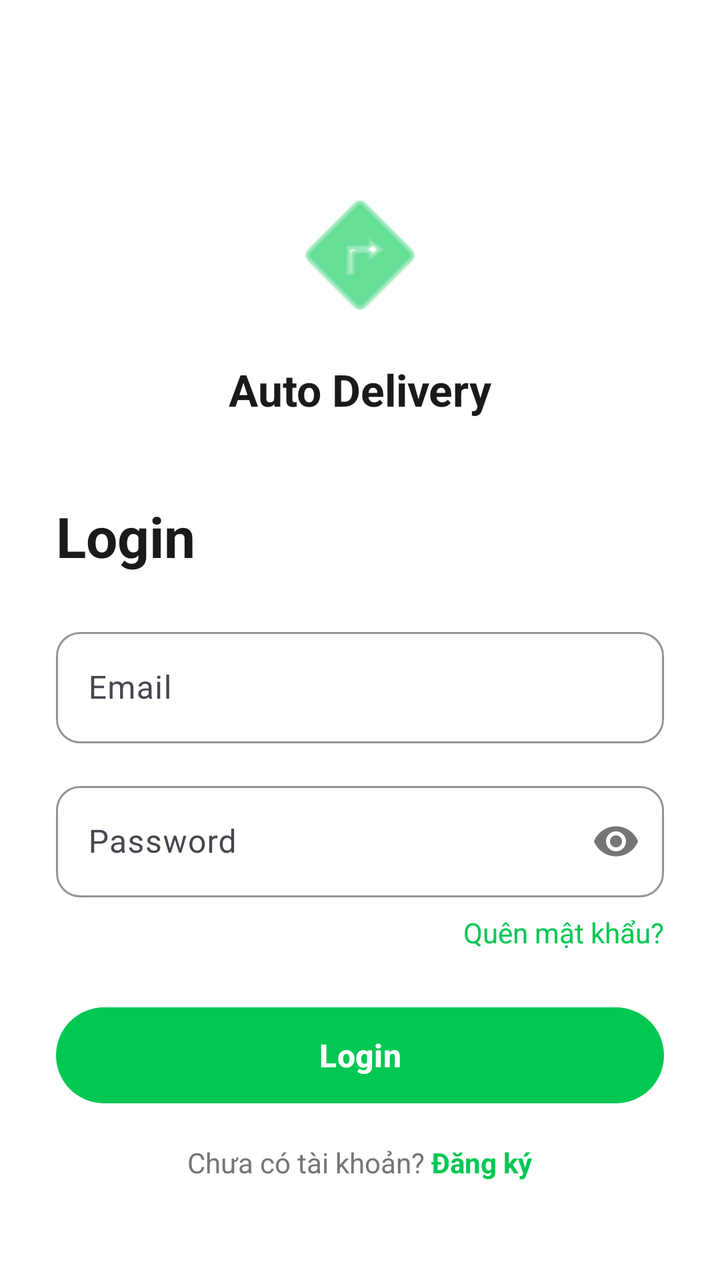
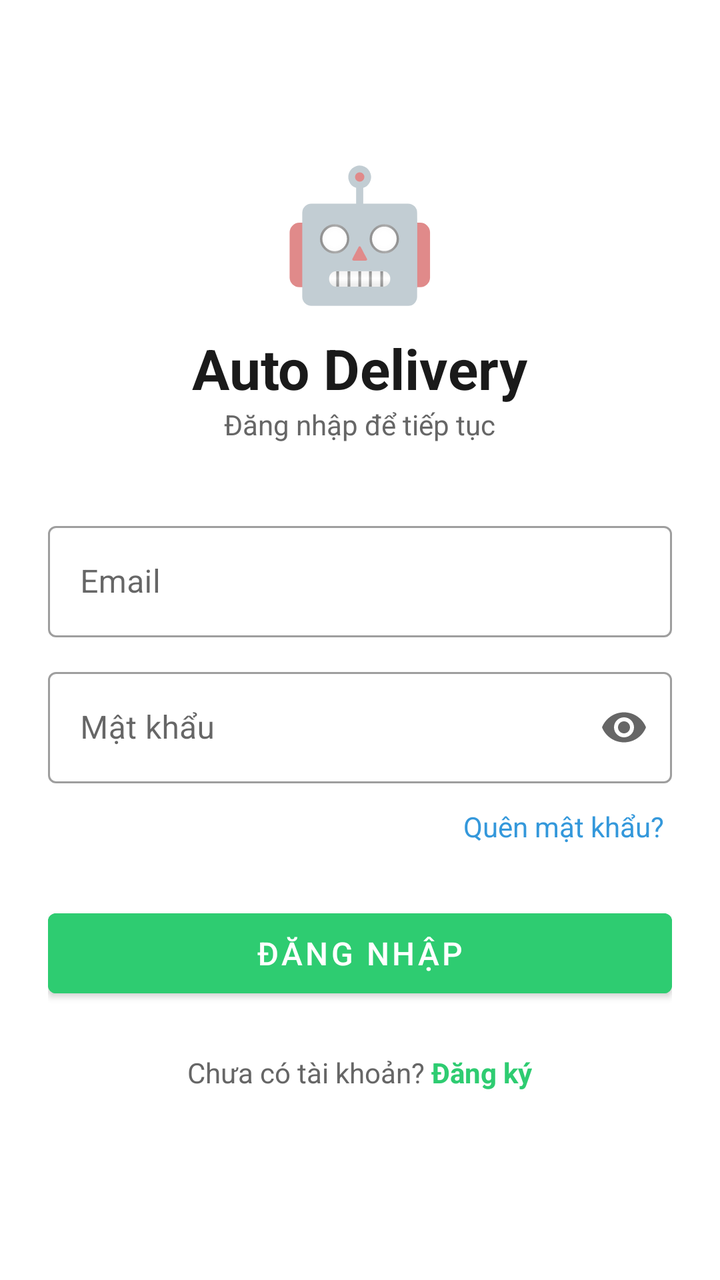

Before-and-after screenshots of an Android layout around one commit, followed by the original layout XML and the change that was made.
<!-- AndroidManifest.xml: application theme Theme.AutoDeliveryApp -->
<!-- res/layout/activity_login.xml -->
<?xml version="1.0" encoding="utf-8"?>
<ScrollView xmlns:android="http://schemas.android.com/apk/res/android"
    android:layout_width="match_parent"
    android:layout_height="match_parent"
    android:background="@color/white">

    <LinearLayout
        android:layout_width="match_parent"
        android:layout_height="wrap_content"
        android:orientation="vertical"
        android:padding="28dp"
        android:gravity="center_horizontal">

        
        <ImageView
            android:layout_width="80dp"
            android:layout_height="80dp"
            android:layout_marginTop="60dp"
            android:layout_marginBottom="12dp"
            android:src="@android:drawable/ic_menu_directions"
            android:tint="@color/green_primary" />

        <TextView
            android:layout_width="wrap_content"
            android:layout_height="wrap_content"
            android:text="Auto Delivery"
            android:textSize="22sp"
            android:textStyle="bold"
            android:textColor="@color/text_primary"
            android:layout_marginBottom="40dp" />

        
        <TextView
            android:layout_width="match_parent"
            android:layout_height="wrap_content"
            android:text="Login"
            android:textSize="28sp"
            android:textStyle="bold"
            android:textColor="@color/text_primary"
            android:layout_marginBottom="24dp" />

        
        <com.google.android.material.textfield.TextInputLayout
            android:id="@+id/tilEmail"
            style="@style/InputField"
            android:layout_width="match_parent"
            android:layout_height="wrap_content"
            android:hint="Email"
            android:layout_marginBottom="16dp">
            <com.google.android.material.textfield.TextInputEditText
                android:id="@+id/etEmail"
                android:layout_width="match_parent"
                android:layout_height="wrap_content"
                android:inputType="textEmailAddress" />
        </com.google.android.material.textfield.TextInputLayout>

        
        <com.google.android.material.textfield.TextInputLayout
            android:id="@+id/tilPassword"
            style="@style/InputField"
            android:layout_width="match_parent"
            android:layout_height="wrap_content"
            android:hint="Password"
            app:passwordToggleEnabled="true"
            android:layout_marginBottom="8dp"
            xmlns:app="http://schemas.android.com/apk/res-auto">
            <com.google.android.material.textfield.TextInputEditText
                android:id="@+id/etPassword"
                android:layout_width="match_parent"
                android:layout_height="wrap_content"
                android:inputType="textPassword" />
        </com.google.android.material.textfield.TextInputLayout>

        
        <TextView
            android:id="@+id/tvForgotPassword"
            android:layout_width="match_parent"
            android:layout_height="wrap_content"
            android:text="@string/forgot_password"
            android:textColor="@color/green_primary"
            android:gravity="end"
            android:layout_marginBottom="24dp"
            android:clickable="true"
            android:focusable="true" />

        
        <com.google.android.material.button.MaterialButton
            android:id="@+id/btnLogin"
            style="@style/PrimaryButton"
            android:layout_width="match_parent"
            android:layout_height="56dp"
            android:text="Login"
            android:layout_marginBottom="16dp" />

        
        <LinearLayout
            android:layout_width="wrap_content"
            android:layout_height="wrap_content"
            android:orientation="horizontal">
            <TextView
                android:layout_width="wrap_content"
                android:layout_height="wrap_content"
                android:text="Chưa có tài khoản? "
                android:textColor="@color/text_secondary" />
            <TextView
                android:id="@+id/tvGoRegister"
                android:layout_width="wrap_content"
                android:layout_height="wrap_content"
                android:text="Đăng ký"
                android:textColor="@color/green_primary"
                android:textStyle="bold"
                android:clickable="true"
                android:focusable="true" />
        </LinearLayout>

    </LinearLayout>
</ScrollView>
<!-- resources referenced by this layout -->
<resources>
  <color name="green_primary">#00C853</color>
  <color name="text_primary">#1A1A1A</color>
  <color name="text_secondary">#757575</color>
  <color name="white">#FFFFFFFF</color>
  <string name="forgot_password">Quên mật khẩu?</string>
  <style name="InputField" parent="Widget.Material3.TextInputLayout.OutlinedBox">
          <item name="boxStrokeColor">@color/border_color</item>
          <item name="boxCornerRadiusTopStart">12dp</item>
          <item name="boxCornerRadiusTopEnd">12dp</item>
          <item name="boxCornerRadiusBottomStart">12dp</item>
          <item name="boxCornerRadiusBottomEnd">12dp</item>
          <item name="hintTextColor">@color/text_secondary</item>
      </style>
  <style name="PrimaryButton" parent="Widget.Material3.Button">
          <item name="backgroundTint">@color/green_primary</item>
          <item name="android:textColor">@color/white</item>
          <item name="android:textSize">16sp</item>
          <item name="android:textStyle">bold</item>
      </style>
  <style name="Theme.AutoDeliveryApp" parent="Base.Theme.AutoDeliveryApp" />
  <color name="border_color">#E0E0E0</color>
  <style name="Base.Theme.AutoDeliveryApp" parent="Theme.Material3.DayNight.NoActionBar">
          
          <item name="colorPrimary">@color/green_primary</item>
          <item name="colorOnPrimary">@color/white</item>
          <item name="android:windowBackground">@color/background</item>
          <item name="colorPrimaryContainer">@color/green_light</item>
          <item name="colorOnPrimaryContainer">@color/green_dark</item>
      </style>
  <color name="background">#F5F5F5</color>
  <color name="green_light">#E8F5E9</color>
  <color name="green_dark">#00952C</color>
</resources>

<!-- the commit's change to res/layout/activity_login.xml (unified diff, before → after) -->
@@ -1,98 +1,88 @@
 <?xml version="1.0" encoding="utf-8"?>
 <ScrollView xmlns:android="http://schemas.android.com/apk/res/android"
+    xmlns:app="http://schemas.android.com/apk/res-auto"
     android:layout_width="match_parent"
     android:layout_height="match_parent"
-    android:background="@color/white">
+    android:background="@color/white"
+    android:fillViewport="true">
 
     <LinearLayout
         android:layout_width="match_parent"
         android:layout_height="wrap_content"
         android:orientation="vertical"
-        android:padding="28dp"
+        android:padding="24dp"
         android:gravity="center_horizontal">
 
-        
-        <ImageView
-            android:layout_width="80dp"
-            android:layout_height="80dp"
-            android:layout_marginTop="60dp"
-            android:layout_marginBottom="12dp"
-            android:src="@android:drawable/ic_menu_directions"
-            android:tint="@color/green_primary" />
+        <TextView
+            android:layout_width="wrap_content"
+            android:layout_height="wrap_content"
+            android:text="🤖"
+            android:textSize="64sp"
+            android:layout_marginTop="48dp"/>
 
         <TextView
             android:layout_width="wrap_content"
             android:layout_height="wrap_content"
             android:text="Auto Delivery"
-            android:textSize="22sp"
-            android:textStyle="bold"
-            android:textColor="@color/text_primary"
-            android:layout_marginBottom="40dp" />
-
-        
-        <TextView
-            android:layout_width="match_parent"
-            android:layout_height="wrap_content"
-            android:text="Login"
             android:textSize="28sp"
             android:textStyle="bold"
             android:textColor="@color/text_primary"
-            android:layout_marginBottom="24dp" />
+            android:layout_marginTop="8dp"/>
 
-        
+        <TextView
+            android:layout_width="wrap_content"
+            android:layout_height="wrap_content"
+            android:text="Đăng nhập để tiếp tục"
+            android:textSize="14sp"
+            android:textColor="@color/text_secondary"
+            android:layout_marginBottom="36dp"/>
+
         <com.google.android.material.textfield.TextInputLayout
-            android:id="@+id/tilEmail"
-            style="@style/InputField"
             android:layout_width="match_parent"
             android:layout_height="wrap_content"
             android:hint="Email"
-            android:layout_marginBottom="16dp">
+            style="@style/Widget.MaterialComponents.TextInputLayout.OutlinedBox"
+            android:layout_marginBottom="12dp">
             <com.google.android.material.textfield.TextInputEditText
                 android:id="@+id/etEmail"
                 android:layout_width="match_parent"
                 android:layout_height="wrap_content"
-                android:inputType="textEmailAddress" />
+                android:inputType="textEmailAddress"/>
         </com.google.android.material.textfield.TextInputLayout>
 
-        
         <com.google.android.material.textfield.TextInputLayout
-            android:id="@+id/tilPassword"
-            style="@style/InputField"
             android:layout_width="match_parent"
             android:layout_height="wrap_content"
-            android:hint="Password"
-            app:passwordToggleEnabled="true"
-            android:layout_marginBottom="8dp"
-            xmlns:app="http://schemas.android.com/apk/res-auto">
+            android:hint="Mật khẩu"
+            style="@style/Widget.MaterialComponents.TextInputLayout.OutlinedBox"
+            app:endIconMode="password_toggle"
+            android:layout_marginBottom="8dp">
             <com.google.android.material.textfield.TextInputEditText
                 android:id="@+id/etPassword"
                 android:layout_width="match_parent"
                 android:layout_height="wrap_content"
-                android:inputType="textPassword" />
+                android:inputType="textPassword"/>
         </com.google.android.material.textfield.TextInputLayout>
 
-        
         <TextView
             android:id="@+id/tvForgotPassword"
+            android:layout_width="wrap_content"
+            android:layout_height="wrap_content"
+            android:text="Quên mật khẩu?"
+            android:textColor="@color/accent_blue"
+            android:layout_gravity="end"
+            android:padding="4dp"
+            android:layout_marginBottom="24dp"/>
+
+        <Button
+            android:id="@+id/btnLogin"
             android:layout_width="match_parent"
-            android:layout_height="wrap_content"
-            android:text="@string/forgot_password"
-            android:textColor="@color/green_primary"
-            android:gravity="end"
-            android:layout_marginBottom="24dp"
-            android:clickable="true"
-            android:focusable="true" />
+            android:layout_height="52dp"
+            android:text="Đăng nhập"
+            android:textSize="16sp"
+            android:backgroundTint="@color/primary_green"
+            android:layout_marginBottom="24dp"/>
 
-        
-        <com.google.android.material.button.MaterialButton
-            android:id="@+id/btnLogin"
-            style="@style/PrimaryButton"
-            android:layout_width="match_parent"
-            android:layout_height="56dp"
-            android:text="Login"
-            android:layout_marginBottom="16dp" />
-
-        
         <LinearLayout
             android:layout_width="wrap_content"
             android:layout_height="wrap_content"
@@ -101,16 +91,14 @@
                 android:layout_width="wrap_content"
                 android:layout_height="wrap_content"
                 android:text="Chưa có tài khoản? "
-                android:textColor="@color/text_secondary" />
+                android:textColor="@color/text_secondary"/>
             <TextView
                 android:id="@+id/tvGoRegister"
                 android:layout_width="wrap_content"
                 android:layout_height="wrap_content"
                 android:text="Đăng ký"
-                android:textColor="@color/green_primary"
-                android:textStyle="bold"
-                android:clickable="true"
-                android:focusable="true" />
+                android:textColor="@color/primary_green"
+                android:textStyle="bold"/>
         </LinearLayout>
 
     </LinearLayout>
<!-- resource entries referenced after the edit -->
@@ -1,36 +1,17 @@
 <!-- resources referenced by this layout -->
 <resources>
-  <color name="green_primary">#00C853</color>
+  <color name="accent_blue">#3498DB</color>
+  <color name="primary_green">#2ECC71</color>
   <color name="text_primary">#1A1A1A</color>
-  <color name="text_secondary">#757575</color>
-  <color name="white">#FFFFFFFF</color>
-  <string name="forgot_password">Quên mật khẩu?</string>
-  <style name="InputField" parent="Widget.Material3.TextInputLayout.OutlinedBox">
-          <item name="boxStrokeColor">@color/border_color</item>
-          <item name="boxCornerRadiusTopStart">12dp</item>
-          <item name="boxCornerRadiusTopEnd">12dp</item>
-          <item name="boxCornerRadiusBottomStart">12dp</item>
-          <item name="boxCornerRadiusBottomEnd">12dp</item>
-          <item name="hintTextColor">@color/text_secondary</item>
+  <color name="text_secondary">#666666</color>
+  <color name="white">#FFFFFF</color>
+  <style name="Theme.AutoDeliveryApp" parent="Theme.MaterialComponents.Light.NoActionBar">
+          <item name="colorPrimary">@color/primary_green</item>
+          <item name="colorPrimaryDark">@color/primary_green_dark</item>
+          <item name="colorAccent">@color/accent_blue</item>
+          <item name="android:windowBackground">@color/background_light</item>
       </style>
-  <style name="PrimaryButton" parent="Widget.Material3.Button">
-          <item name="backgroundTint">@color/green_primary</item>
-          <item name="android:textColor">@color/white</item>
-          <item name="android:textSize">16sp</item>
-          <item name="android:textStyle">bold</item>
-      </style>
-  <style name="Theme.AutoDeliveryApp" parent="Base.Theme.AutoDeliveryApp" />
-  <color name="border_color">#E0E0E0</color>
-  <style name="Base.Theme.AutoDeliveryApp" parent="Theme.Material3.DayNight.NoActionBar">
-          
-          <item name="colorPrimary">@color/green_primary</item>
-          <item name="colorOnPrimary">@color/white</item>
-          <item name="android:windowBackground">@color/background</item>
-          <item name="colorPrimaryContainer">@color/green_light</item>
-          <item name="colorOnPrimaryContainer">@color/green_dark</item>
-      </style>
-  <color name="background">#F5F5F5</color>
-  <color name="green_light">#E8F5E9</color>
-  <color name="green_dark">#00952C</color>
+  <color name="primary_green_dark">#27AE60</color>
+  <color name="background_light">#F5F5F5</color>
 </resources>
 
